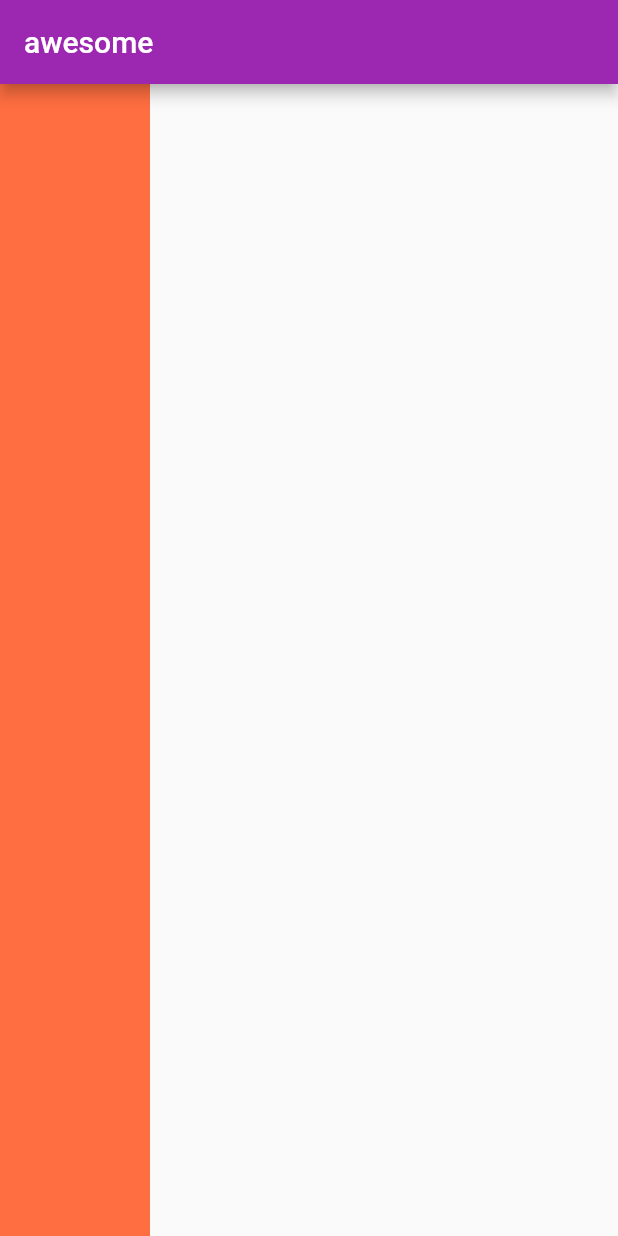
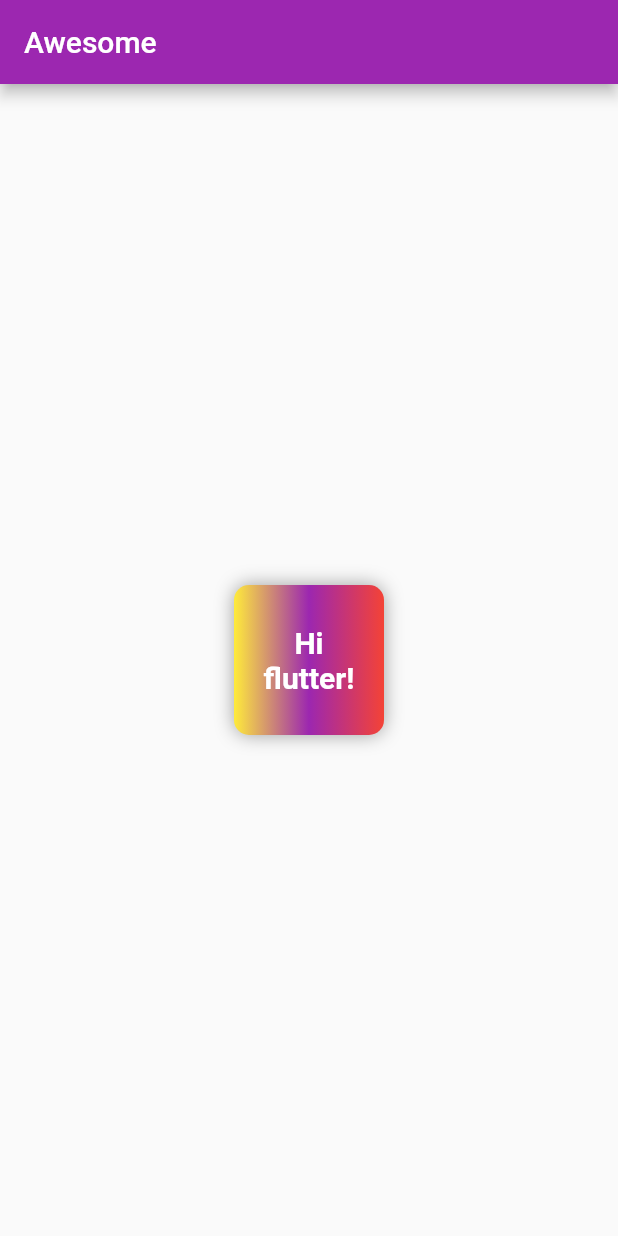
Before and after one commit to arjun391c/starter_flutter, a Flutter app: the screen it shows after launch, on a phone screen of 412 x 824 dp. Run offline on Flutter 3.47's test engine with Material 2 defaults, Android fonts, the phone set to English and light mode, and no system bars.

Commit message:
container ,gradient, shape ,border

```diff
--- a/lib/main.dart
+++ b/lib/main.dart
@@ -10,12 +10,30 @@ class HomePage extends StatelessWidget {
   Widget build(BuildContext context) {
     return Scaffold(
       appBar: AppBar(
-        title: Text("awesome"),
+        title: Text("Awesome"),
       ),
-      body: Container(
-        // child: Text("Hi flutter!"),
-        color: Colors.deepOrangeAccent,
-        width: 100,
+      body: Center(
+        child: Container(
+          // color: Colors.deepOrangeAccent,
+          width: 100,
+          height: 100,
+          // clipBehavior: Clip.antiAlias,
+          padding: const EdgeInsets.all(10),
+          alignment: Alignment.center,
+          decoration: BoxDecoration(
+              color: Colors.grey,
+              // shape: BoxShape.circle,
+              borderRadius: BorderRadius.circular(10),
+              gradient: LinearGradient(
+                  colors: [Colors.yellow, Colors.purple, Colors.red]),
+              boxShadow: [BoxShadow(color: Colors.grey, blurRadius: 10)]),
+          child: Text(
+            "Hi flutter!",
+            textAlign: TextAlign.center,
+            style: TextStyle(
+                fontSize: 20, color: Colors.white, fontWeight: FontWeight.bold),
+          ),
+        ),
       ),
     );
   }
```
